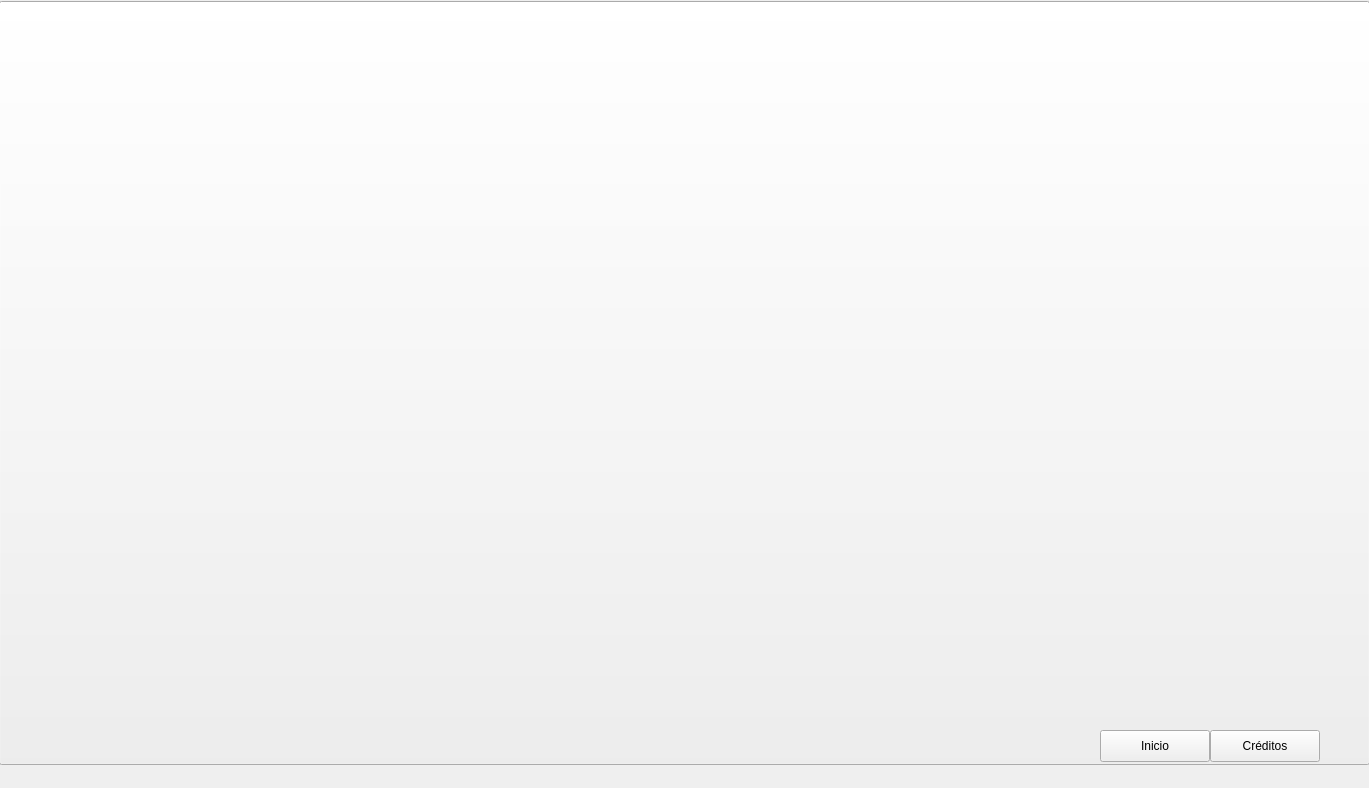
The window that gui2.ui (serranoycandela/correlacion_sostenibilidad) describes before a commit, drawn with Qt 5.
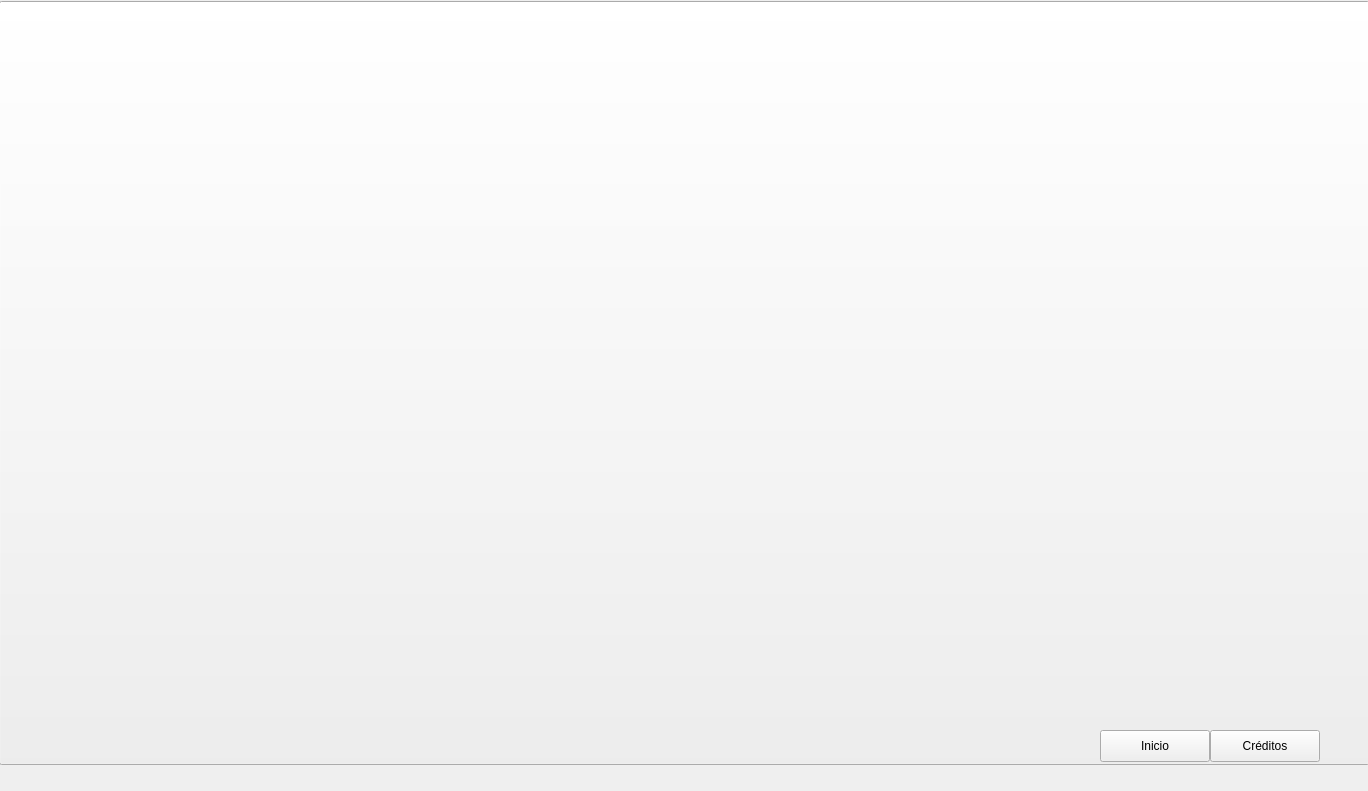
The same window after the commit.

The edit to the form file:
```diff
--- a/gui2.ui
+++ b/gui2.ui
@@ -6,8 +6,8 @@
    <rect>
     <x>0</x>
     <y>0</y>
-    <width>1369</width>
-    <height>788</height>
+    <width>1368</width>
+    <height>791</height>
    </rect>
   </property>
   <property name="windowTitle">
@@ -118,13 +118,13 @@
         <widget class="QLabel" name="label_0">
          <property name="minimumSize">
           <size>
-           <width>540</width>
+           <width>545</width>
            <height>0</height>
           </size>
          </property>
          <property name="maximumSize">
           <size>
-           <width>540</width>
+           <width>545</width>
            <height>16777215</height>
           </size>
          </property>
@@ -165,13 +165,13 @@
         <widget class="QSlider" name="slider_0">
          <property name="minimumSize">
           <size>
-           <width>140</width>
+           <width>135</width>
            <height>0</height>
           </size>
          </property>
          <property name="maximumSize">
           <size>
-           <width>140</width>
+           <width>135</width>
            <height>16777215</height>
           </size>
          </property>
@@ -188,13 +188,13 @@
         <widget class="QLabel" name="label_1">
          <property name="minimumSize">
           <size>
-           <width>540</width>
+           <width>545</width>
            <height>0</height>
           </size>
          </property>
          <property name="maximumSize">
           <size>
-           <width>540</width>
+           <width>545</width>
            <height>16777215</height>
           </size>
          </property>
@@ -223,13 +223,13 @@
         <widget class="QSlider" name="slider_1">
          <property name="minimumSize">
           <size>
-           <width>140</width>
+           <width>135</width>
            <height>0</height>
           </size>
          </property>
          <property name="maximumSize">
           <size>
-           <width>140</width>
+           <width>135</width>
            <height>16777215</height>
           </size>
          </property>
@@ -246,13 +246,13 @@
         <widget class="QLabel" name="label_2">
          <property name="minimumSize">
           <size>
-           <width>540</width>
+           <width>545</width>
            <height>0</height>
           </size>
          </property>
          <property name="maximumSize">
           <size>
-           <width>540</width>
+           <width>545</width>
            <height>16777215</height>
           </size>
          </property>
@@ -281,13 +281,13 @@
         <widget class="QSlider" name="slider_2">
          <property name="minimumSize">
           <size>
-           <width>140</width>
+           <width>135</width>
            <height>0</height>
           </size>
          </property>
          <property name="maximumSize">
           <size>
-           <width>140</width>
+           <width>135</width>
            <height>16777215</height>
           </size>
          </property>
@@ -304,13 +304,13 @@
         <widget class="QLabel" name="label_3">
          <property name="minimumSize">
           <size>
-           <width>540</width>
+           <width>545</width>
            <height>0</height>
           </size>
          </property>
          <property name="maximumSize">
           <size>
-           <width>540</width>
+           <width>545</width>
            <height>16777215</height>
           </size>
          </property>
@@ -339,13 +339,13 @@
         <widget class="QSlider" name="slider_3">
          <property name="minimumSize">
           <size>
-           <width>140</width>
+           <width>135</width>
            <height>0</height>
           </size>
          </property>
          <property name="maximumSize">
           <size>
-           <width>140</width>
+           <width>135</width>
            <height>16777215</height>
           </size>
          </property>
@@ -362,13 +362,13 @@
         <widget class="QLabel" name="label_4">
          <property name="minimumSize">
           <size>
-           <width>540</width>
+           <width>545</width>
            <height>0</height>
           </size>
          </property>
          <property name="maximumSize">
           <size>
-           <width>540</width>
+           <width>545</width>
            <height>16777215</height>
           </size>
          </property>
@@ -397,13 +397,13 @@
         <widget class="QSlider" name="slider_4">
          <property name="minimumSize">
           <size>
-           <width>140</width>
+           <width>135</width>
            <height>0</height>
           </size>
          </property>
          <property name="maximumSize">
           <size>
-           <width>140</width>
+           <width>135</width>
            <height>16777215</height>
           </size>
          </property>
@@ -420,13 +420,13 @@
         <widget class="QLabel" name="label_5">
          <property name="minimumSize">
           <size>
-           <width>540</width>
+           <width>545</width>
            <height>0</height>
           </size>
          </property>
          <property name="maximumSize">
           <size>
-           <width>540</width>
+           <width>545</width>
            <height>16777215</height>
           </size>
          </property>
@@ -455,13 +455,13 @@
         <widget class="QSlider" name="slider_5">
          <property name="minimumSize">
           <size>
-           <width>140</width>
+           <width>135</width>
            <height>0</height>
           </size>
          </property>
          <property name="maximumSize">
           <size>
-           <width>140</width>
+           <width>135</width>
            <height>16777215</height>
           </size>
          </property>
@@ -478,13 +478,13 @@
         <widget class="QLabel" name="label_6">
          <property name="minimumSize">
           <size>
-           <width>540</width>
+           <width>545</width>
            <height>0</height>
           </size>
          </property>
          <property name="maximumSize">
           <size>
-           <width>540</width>
+           <width>545</width>
            <height>16777215</height>
           </size>
          </property>
@@ -513,13 +513,13 @@
         <widget class="QSlider" name="slider_6">
          <property name="minimumSize">
           <size>
-           <width>140</width>
+           <width>135</width>
            <height>0</height>
           </size>
          </property>
          <property name="maximumSize">
           <size>
-           <width>140</width>
+           <width>135</width>
            <height>16777215</height>
           </size>
          </property>
@@ -536,13 +536,13 @@
         <widget class="QLabel" name="label_7">
          <property name="minimumSize">
           <size>
-           <width>540</width>
+           <width>545</width>
            <height>0</height>
           </size>
          </property>
          <property name="maximumSize">
           <size>
-           <width>540</width>
+           <width>545</width>
            <height>16777215</height>
           </size>
          </property>
@@ -571,13 +571,13 @@
         <widget class="QSlider" name="slider_7">
          <property name="minimumSize">
           <size>
-           <width>140</width>
+           <width>135</width>
            <height>0</height>
           </size>
          </property>
          <property name="maximumSize">
           <size>
-           <width>140</width>
+           <width>135</width>
            <height>16777215</height>
           </size>
          </property>
@@ -594,13 +594,13 @@
         <widget class="QLabel" name="label_8">
          <property name="minimumSize">
           <size>
-           <width>540</width>
+           <width>545</width>
            <height>0</height>
           </size>
          </property>
          <property name="maximumSize">
           <size>
-           <width>540</width>
+           <width>545</width>
            <height>16777215</height>
           </size>
          </property>
@@ -629,13 +629,13 @@
         <widget class="QSlider" name="slider_8">
          <property name="minimumSize">
           <size>
-           <width>140</width>
+           <width>135</width>
            <height>0</height>
           </size>
          </property>
          <property name="maximumSize">
           <size>
-           <width>140</width>
+           <width>135</width>
            <height>16777215</height>
           </size>
          </property>
@@ -652,13 +652,13 @@
         <widget class="QLabel" name="label_9">
          <property name="minimumSize">
           <size>
-           <width>540</width>
+           <width>545</width>
            <height>0</height>
           </size>
          </property>
          <property name="maximumSize">
           <size>
-           <width>540</width>
+           <width>545</width>
            <height>16777215</height>
           </size>
          </property>
@@ -687,13 +687,13 @@
         <widget class="QSlider" name="slider_9">
          <property name="minimumSize">
           <size>
-           <width>140</width>
+           <width>135</width>
            <height>0</height>
           </size>
          </property>
          <property name="maximumSize">
           <size>
-           <width>140</width>
+           <width>135</width>
            <height>16777215</height>
           </size>
          </property>
@@ -717,13 +717,13 @@
         <widget class="QLabel" name="label_10">
          <property name="minimumSize">
           <size>
-           <width>540</width>
+           <width>545</width>
            <height>0</height>
           </size>
          </property>
          <property name="maximumSize">
           <size>
-           <width>540</width>
+           <width>545</width>
            <height>16777215</height>
           </size>
          </property>
@@ -752,13 +752,13 @@
         <widget class="QSlider" name="slider_10">
          <property name="minimumSize">
           <size>
-           <width>140</width>
+           <width>135</width>
            <height>0</height>
           </size>
          </property>
          <property name="maximumSize">
           <size>
-           <width>140</width>
+           <width>135</width>
            <height>16777215</height>
           </size>
          </property>
@@ -775,13 +775,13 @@
         <widget class="QLabel" name="label_11">
          <property name="minimumSize">
           <size>
-           <width>540</width>
+           <width>545</width>
            <height>0</height>
           </size>
          </property>
          <property name="maximumSize">
           <size>
-           <width>540</width>
+           <width>545</width>
            <height>16777215</height>
           </size>
          </property>
@@ -810,13 +810,13 @@
         <widget class="QSlider" name="slider_11">
          <property name="minimumSize">
           <size>
-           <width>140</width>
+           <width>135</width>
            <height>0</height>
           </size>
          </property>
          <property name="maximumSize">
           <size>
-           <width>140</width>
+           <width>135</width>
            <height>16777215</height>
           </size>
          </property>
@@ -833,13 +833,13 @@
         <widget class="QLabel" name="label_12">
          <property name="minimumSize">
           <size>
-           <width>540</width>
+           <width>545</width>
            <height>0</height>
           </size>
          </property>
          <property name="maximumSize">
           <size>
-           <width>540</width>
+           <width>545</width>
            <height>16777215</height>
           </size>
          </property>
@@ -868,13 +868,13 @@
         <widget class="QSlider" name="slider_12">
          <property name="minimumSize">
           <size>
-           <width>140</width>
+           <width>135</width>
            <height>0</height>
           </size>
          </property>
          <property name="maximumSize">
           <size>
-           <width>140</width>
+           <width>135</width>
            <height>16777215</height>
           </size>
          </property>
@@ -898,13 +898,13 @@
         <widget class="QLabel" name="label_13">
          <property name="minimumSize">
           <size>
-           <width>540</width>
+           <width>545</width>
            <height>0</height>
           </size>
          </property>
          <property name="maximumSize">
           <size>
-           <width>540</width>
+           <width>545</width>
            <height>16777215</height>
           </size>
          </property>
@@ -933,13 +933,13 @@
         <widget class="QSlider" name="slider_13">
          <property name="minimumSize">
           <size>
-           <width>140</width>
+           <width>135</width>
            <height>0</height>
           </size>
          </property>
          <property name="maximumSize">
           <size>
-           <width>140</width>
+           <width>135</width>
            <height>16777215</height>
           </size>
          </property>
@@ -956,13 +956,13 @@
         <widget class="QLabel" name="label_14">
          <property name="minimumSize">
           <size>
-           <width>540</width>
+           <width>545</width>
            <height>0</height>
           </size>
          </property>
          <property name="maximumSize">
           <size>
-           <width>540</width>
+           <width>545</width>
            <height>16777215</height>
           </size>
          </property>
@@ -991,13 +991,13 @@
         <widget class="QSlider" name="slider_14">
          <property name="minimumSize">
           <size>
-           <width>140</width>
+           <width>135</width>
            <height>0</height>
           </size>
          </property>
          <property name="maximumSize">
           <size>
-           <width>140</width>
+           <width>135</width>
            <height>16777215</height>
           </size>
          </property>
@@ -1014,13 +1014,13 @@
         <widget class="QLabel" name="label_15">
          <property name="minimumSize">
           <size>
-           <width>540</width>
+           <width>545</width>
            <height>0</height>
           </size>
          </property>
          <property name="maximumSize">
           <size>
-           <width>540</width>
+           <width>545</width>
            <height>16777215</height>
           </size>
          </property>
@@ -1049,13 +1049,13 @@
         <widget class="QSlider" name="slider_15">
          <property name="minimumSize">
           <size>
-           <width>140</width>
+           <width>135</width>
            <height>0</height>
           </size>
          </property>
          <property name="maximumSize">
           <size>
-           <width>140</width>
+           <width>135</width>
            <height>16777215</height>
           </size>
          </property>
@@ -1079,13 +1079,13 @@
         <widget class="QLabel" name="label_16">
          <property name="minimumSize">
           <size>
-           <width>540</width>
+           <width>545</width>
            <height>0</height>
           </size>
          </property>
          <property name="maximumSize">
           <size>
-           <width>540</width>
+           <width>545</width>
            <height>16777215</height>
           </size>
          </property>
@@ -1114,13 +1114,13 @@
         <widget class="QSlider" name="slider_16">
          <property name="minimumSize">
           <size>
-           <width>140</width>
+           <width>135</width>
            <height>0</height>
           </size>
          </property>
          <property name="maximumSize">
           <size>
-           <width>140</width>
+           <width>135</width>
            <height>16777215</height>
           </size>
          </property>
@@ -1137,13 +1137,13 @@
         <widget class="QLabel" name="label_17">
          <property name="minimumSize">
           <size>
-           <width>540</width>
+           <width>545</width>
            <height>0</height>
           </size>
          </property>
          <property name="maximumSize">
           <size>
-           <width>540</width>
+           <width>545</width>
            <height>16777215</height>
           </size>
          </property>
@@ -1172,13 +1172,13 @@
         <widget class="QSlider" name="slider_17">
          <property name="minimumSize">
           <size>
-           <width>140</width>
+           <width>135</width>
            <height>0</height>
           </size>
          </property>
          <property name="maximumSize">
           <size>
-           <width>140</width>
+           <width>135</width>
            <height>16777215</height>
           </size>
          </property>
@@ -1195,13 +1195,13 @@
         <widget class="QLabel" name="label_18">
          <property name="minimumSize">
           <size>
-           <width>540</width>
+           <width>545</width>
            <height>0</height>
           </size>
          </property>
          <property name="maximumSize">
           <size>
-           <width>540</width>
+           <width>545</width>
            <height>16777215</height>
           </size>
          </property>
@@ -1230,13 +1230,13 @@
         <widget class="QSlider" name="slider_18">
          <property name="minimumSize">
           <size>
-           <width>140</width>
+           <width>135</width>
            <height>0</height>
           </size>
          </property>
          <property name="maximumSize">
           <size>
-           <width>140</width>
+           <width>135</width>
            <height>16777215</height>
           </size>
          </property>
@@ -1253,13 +1253,13 @@
         <widget class="QLabel" name="label_19">
          <property name="minimumSize">
           <size>
-           <width>540</width>
+           <width>545</width>
            <height>0</height>
           </size>
          </property>
          <property name="maximumSize">
           <size>
-           <width>540</width>
+           <width>545</width>
            <height>16777215</height>
           </size>
          </property>
@@ -1288,13 +1288,13 @@
         <widget class="QSlider" name="slider_19">
          <property name="minimumSize">
           <size>
-           <width>140</width>
+           <width>135</width>
            <height>0</height>
           </size>
          </property>
          <property name="maximumSize">
           <size>
-           <width>140</width>
+           <width>135</width>
            <height>16777215</height>
           </size>
          </property>
@@ -1311,13 +1311,13 @@
         <widget class="QLabel" name="label_20">
          <property name="minimumSize">
           <size>
-           <width>540</width>
+           <width>545</width>
            <height>0</height>
           </size>
          </property>
          <property name="maximumSize">
           <size>
-           <width>540</width>
+           <width>545</width>
            <height>16777215</height>
           </size>
          </property>
@@ -1346,13 +1346,13 @@
         <widget class="QSlider" name="slider_20">
          <property name="minimumSize">
           <size>
-           <width>140</width>
+           <width>135</width>
            <height>0</height>
           </size>
          </property>
          <property name="maximumSize">
           <size>
-           <width>140</width>
+           <width>135</width>
            <height>16777215</height>
           </size>
          </property>
```
Left out of the diff: 2 changed lines with no effect on the pictures.
